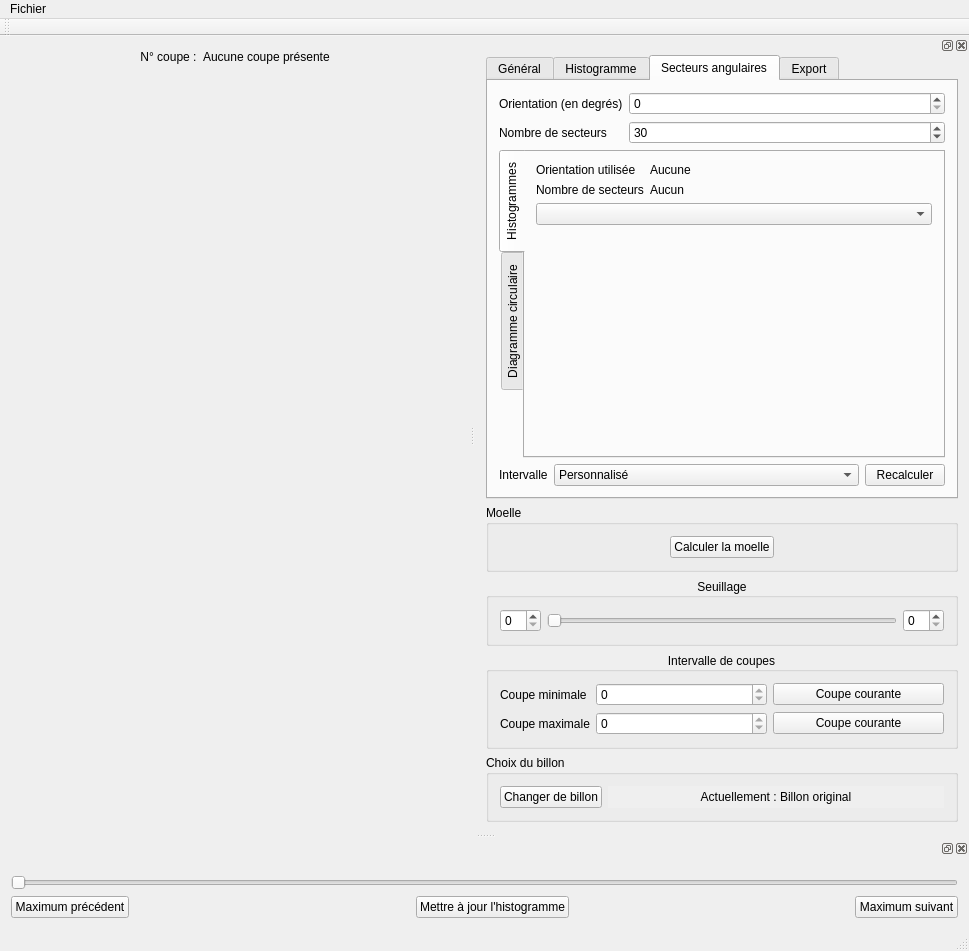
First picture: the form in ui/mainwindow.ui, repository akrah/TKDetection, before the edit.
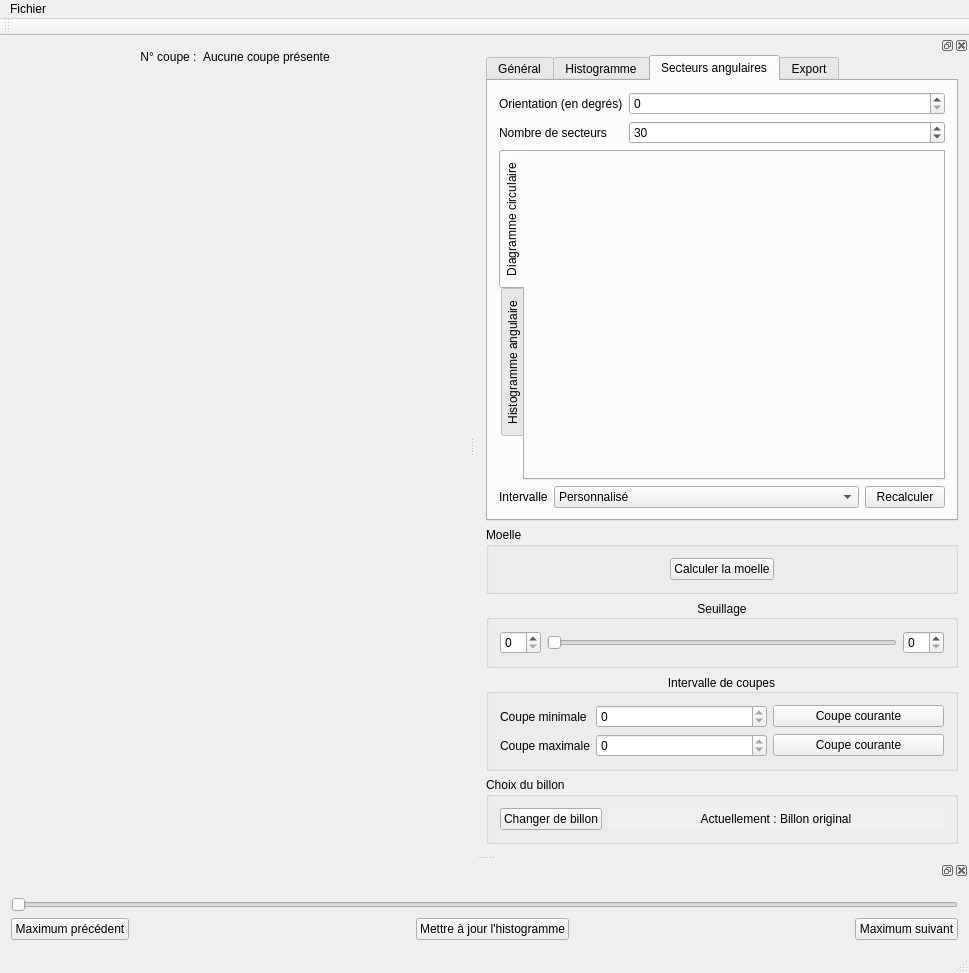
Second picture: the form after the edit. The open tabs and pages were chosen to show the change. Custom widgets are drawn as their Qt base class.

Commit message: Le diagramme angulaire plante... et aucune idée du pourquoi !

```diff
--- a/ui/mainwindow.ui
+++ b/ui/mainwindow.ui
@@ -7,7 +7,7 @@
     <x>0</x>
     <y>0</y>
     <width>969</width>
-    <height>951</height>
+    <height>973</height>
    </rect>
   </property>
   <property name="windowTitle">
@@ -105,7 +105,7 @@
            <x>0</x>
            <y>0</y>
            <width>454</width>
-           <height>698</height>
+           <height>719</height>
           </rect>
          </property>
          <layout class="QHBoxLayout" name="horizontalLayout_8">
@@ -172,7 +172,7 @@
    <property name="minimumSize">
     <size>
      <width>494</width>
-     <height>749</height>
+     <height>767</height>
     </size>
    </property>
    <property name="floating">
@@ -962,61 +962,6 @@
            <property name="currentIndex">
             <number>1</number>
            </property>
-           <widget class="QWidget" name="tab_1">
-            <attribute name="title">
-             <string>Histogrammes</string>
-            </attribute>
-            <layout class="QVBoxLayout" name="verticalLayout_2">
-             <item>
-              <layout class="QFormLayout" name="formLayout_2">
-               <property name="topMargin">
-                <number>0</number>
-               </property>
-               <item row="0" column="0">
-                <widget class="QLabel" name="label_4">
-                 <property name="text">
-                  <string>Orientation utilisée</string>
-                 </property>
-                </widget>
-               </item>
-               <item row="0" column="1">
-                <widget class="QLabel" name="_labelSectorsOrientation">
-                 <property name="text">
-                  <string>Aucune</string>
-                 </property>
-                </widget>
-               </item>
-               <item row="1" column="0">
-                <widget class="QLabel" name="label_6">
-                 <property name="text">
-                  <string>Nombre de secteurs</string>
-                 </property>
-                </widget>
-               </item>
-               <item row="1" column="1">
-                <widget class="QLabel" name="_labelSectorsNumber">
-                 <property name="text">
-                  <string>Aucun</string>
-                 </property>
-                </widget>
-               </item>
-              </layout>
-             </item>
-             <item>
-              <widget class="QComboBox" name="_comboSelectSector"/>
-             </item>
-             <item>
-              <widget class="QStackedWidget" name="_stackedSectorsHistograms">
-               <property name="frameShape">
-                <enum>QFrame::NoFrame</enum>
-               </property>
-               <property name="currentIndex">
-                <number>-1</number>
-               </property>
-              </widget>
-             </item>
-            </layout>
-           </widget>
            <widget class="QWidget" name="tab_2">
             <attribute name="title">
              <string>Diagramme circulaire</string>
@@ -1037,6 +982,16 @@
              </item>
             </layout>
            </widget>
+           <widget class="QWidget" name="tab_4">
+            <attribute name="title">
+             <string>Histogramme angulaire</string>
+            </attribute>
+            <layout class="QGridLayout" name="gridLayout">
+             <item row="0" column="0">
+              <widget class="QwtPlot" name="_plotAngularHistogram"/>
+             </item>
+            </layout>
+           </widget>
           </widget>
          </item>
          <item>
```
The commit also changes 7 other files.
